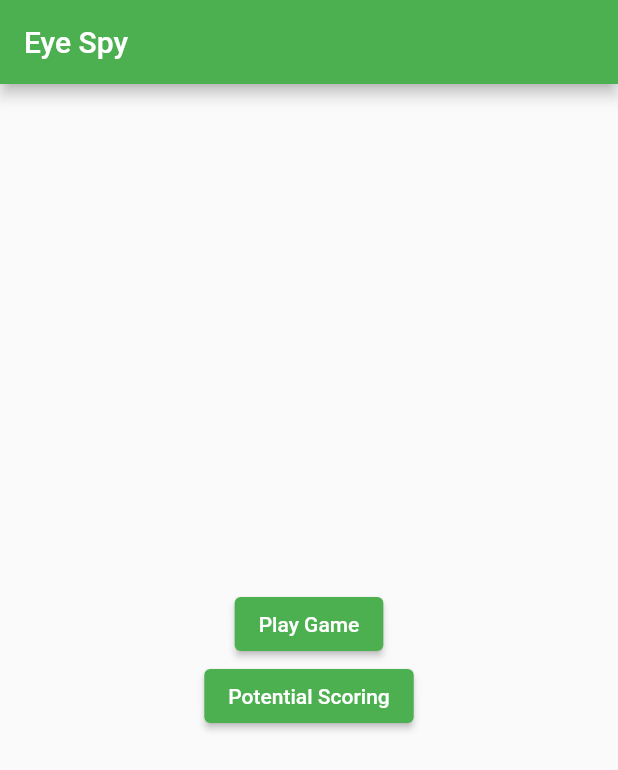
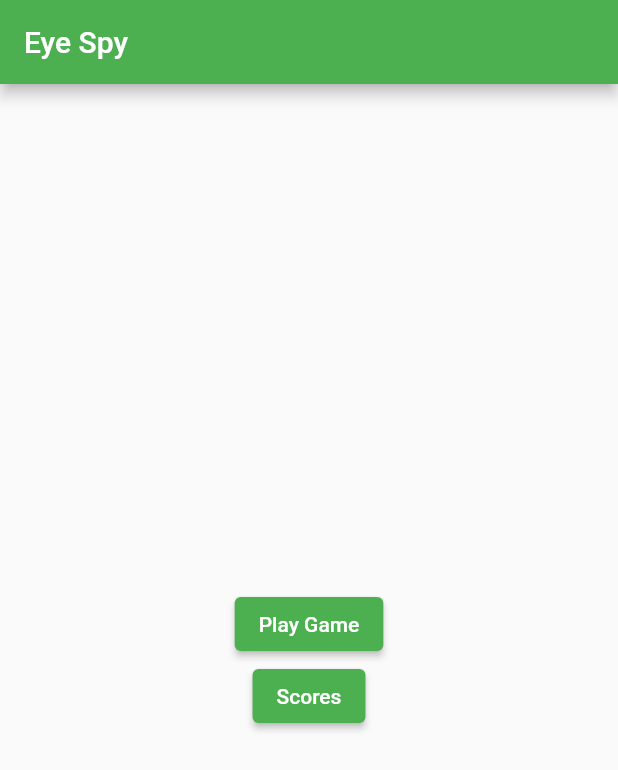
Before and after one commit to Alexandria213/Network-Effect, a Flutter app: the screen it shows after launch, on a phone screen of 412 x 824 dp. Shown: the top 770 px of the screen. Run offline on Flutter 3.47's test engine with Material 2 defaults, Android fonts, the light colour scheme and no system bars; our stand-ins replace chat_bubbles, image_picker; missing offline and left inert: mutex, network_info_plus.

Commit message:
Scoring linked to friend
Using the already created scoring file to create scores for friends. Selecting correct adds 1 to score for that friend.

```diff
--- a/ispy_game/lib/home_screen.dart
+++ b/ispy_game/lib/home_screen.dart
@@ -40,7 +40,7 @@ class _HomeState extends State<Home> {
                     ),
                   );
                 },
-                child: const Text('Potential Scoring'),
+                child: const Text('Scores'),
               )
             ],
           ),
--- a/ispy_game/lib/list_friends.dart
+++ b/ispy_game/lib/list_friends.dart
@@ -33,6 +33,7 @@ class FriendListItem extends StatelessWidget {
         friend.name,
       ),
       subtitle: Text(friend.ipAddr),
+      trailing: Text(friend.score.toString()),
     ));
   }
 }
```
Also changed, not shown: ispy_game/lib/friends.dart (+6 -2 lines), ispy_game/lib/game_chat.dart (+6 -5 lines).
